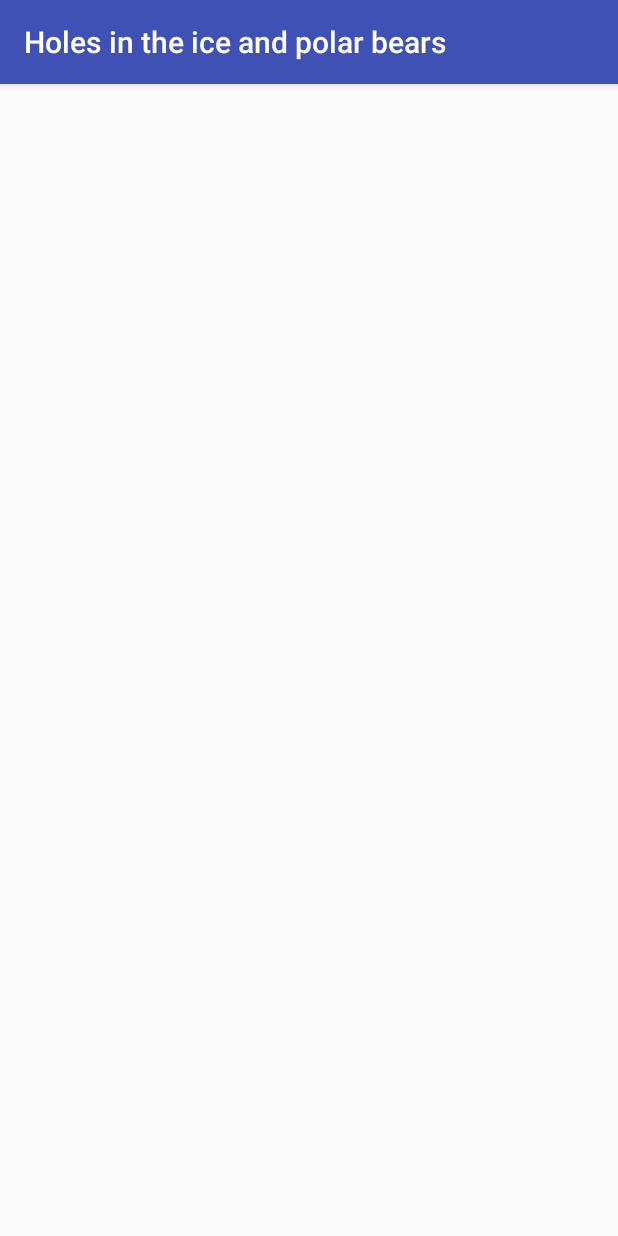
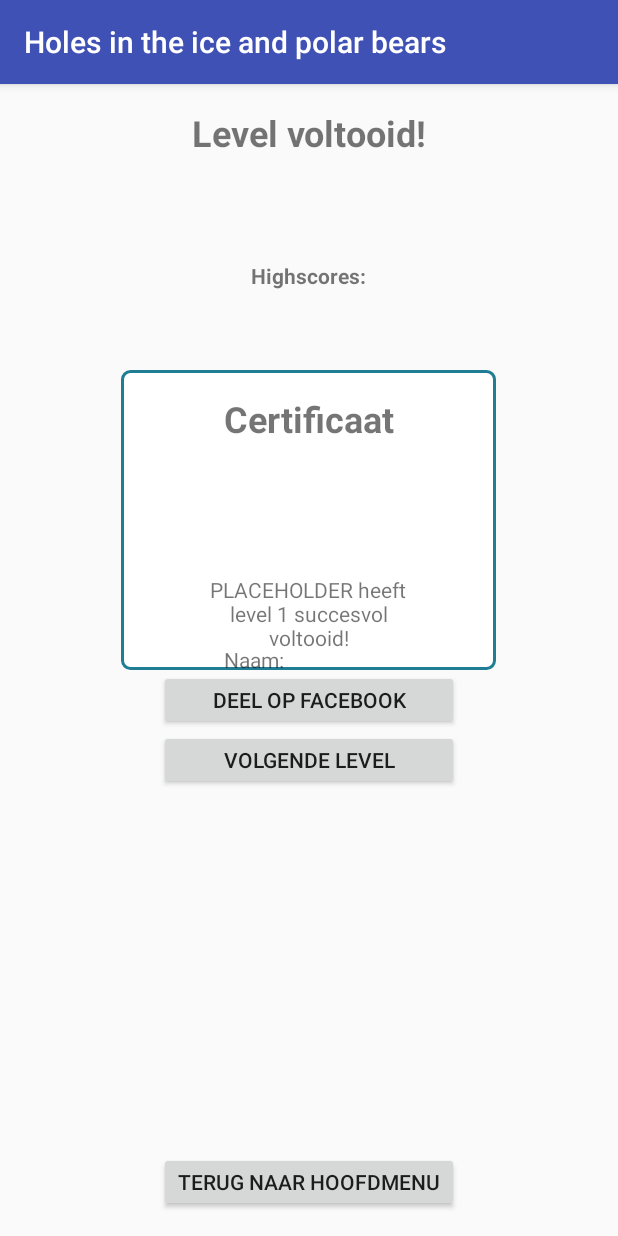
Before and after one commit to kelvincornelissens/WakkenEnIJsberenKTJ, an Android app: the LevelComplete screen opened directly, with no data from a screen before it, on a phone screen of 412 x 824 dp. Run offline under Robolectric (Android 15) with nearby library versions, the phone set to English and light mode, and no system bars.

Commit message:
Level complete pagina gemaakt

```diff
--- /dev/null
+++ b/WakkenEnIJsberenKTJ/app/src/main/res/drawable/rectangle.xml
@@ -0,0 +1,10 @@
+<?xml version="1.0" encoding="UTF-8"?>
+<shape xmlns:android="http://schemas.android.com/apk/res/android" android:id="@+id/listview_background_shape">
+    <stroke android:width="2dp" android:color="#ff207d94" />
+    <padding android:left="2dp"
+        android:top="2dp"
+        android:right="2dp"
+        android:bottom="2dp" />
+    <corners android:radius="5dp" />
+    <solid android:color="#ffffffff" />
+</shape>
--- a/WakkenEnIJsberenKTJ/app/src/main/res/layout/activity_level_complete.xml
+++ b/WakkenEnIJsberenKTJ/app/src/main/res/layout/activity_level_complete.xml
@@ -10,4 +10,123 @@
     android:paddingTop="@dimen/activity_vertical_margin"
     tools:context="com.kelvin.wakkenenijsberenktj.LevelComplete">
 
+    <TextView
+        android:text="Level voltooid!"
+        android:layout_width="wrap_content"
+        android:layout_height="wrap_content"
+        android:layout_alignParentTop="true"
+        android:layout_centerHorizontal="true"
+        android:id="@+id/textView3"
+        android:textStyle="normal|bold"
+        android:textSize="24sp" />
+
+    <TextView
+        android:text="Highscores:"
+        android:layout_width="wrap_content"
+        android:layout_height="wrap_content"
+        android:layout_below="@+id/textView3"
+        android:layout_centerHorizontal="true"
+        android:layout_marginTop="69dp"
+        android:id="@+id/textView7"
+        android:textStyle="normal|bold" />
+
+    <View
+        android:id="@+id/myRectangleView"
+        android:layout_width="250dp"
+        android:layout_height="200dp"
+        android:background="@drawable/rectangle"
+        android:layout_marginTop="53dp"
+        android:layout_below="@+id/textView7"
+        android:layout_centerHorizontal="true" />
+
+    <TextView
+        android:text="Certificaat"
+        android:layout_width="wrap_content"
+        android:layout_height="wrap_content"
+        android:layout_alignTop="@+id/myRectangleView"
+        android:layout_centerHorizontal="true"
+        android:layout_marginTop="16dp"
+        android:id="@+id/textView8"
+        android:textSize="24sp"
+        android:textStyle="normal|bold" />
+
+    <TextView
+        android:layout_width="wrap_content"
+        android:layout_height="wrap_content"
+        android:layout_below="@+id/textView7"
+        android:layout_alignRight="@+id/textView8"
+        android:layout_alignEnd="@+id/textView8"
+        android:layout_marginRight="26dp"
+        android:layout_marginEnd="26dp"
+        android:id="@+id/textTop1" />
+
+    <TextView
+        android:layout_width="wrap_content"
+        android:layout_height="wrap_content"
+        android:layout_below="@+id/textTop1"
+        android:layout_toLeftOf="@+id/textTop1"
+        android:layout_toStartOf="@+id/textTop1"
+        android:id="@+id/textTop2" />
+
+    <TextView
+        android:layout_width="wrap_content"
+        android:layout_height="wrap_content"
+        android:layout_above="@+id/textView8"
+        android:layout_toLeftOf="@+id/textTop2"
+        android:layout_toStartOf="@+id/textTop2"
+        android:id="@+id/textTop3" />
+
+    <TextView
+        android:text="Score:"
+        android:layout_width="wrap_content"
+        android:layout_height="wrap_content"
+        android:layout_below="@+id/textName"
+        android:layout_alignLeft="@+id/textName"
+        android:layout_alignStart="@+id/textName"
+        android:id="@+id/textScore" />
+
+    <TextView
+        android:text="PLACEHOLDER heeft level 1 succesvol voltooid!"
+        android:layout_width="150dp"
+        android:layout_height="50dp"
+        android:id="@+id/textSucces"
+        android:textAlignment="center"
+        android:layout_alignBottom="@+id/myRectangleView"
+        android:layout_centerHorizontal="true"
+        android:layout_marginBottom="13dp" />
+
+    <TextView
+        android:text="Naam:"
+        android:layout_width="wrap_content"
+        android:layout_height="wrap_content"
+        android:id="@+id/textName"
+        android:layout_centerVertical="true"
+        android:layout_alignLeft="@+id/textView8"
+        android:layout_alignStart="@+id/textView8" />
+
+    <Button
+        android:text="Volgende level"
+        android:layout_height="40dp"
+        android:id="@+id/nextlvlBtn"
+        android:layout_width="200dp"
+        android:layout_below="@+id/sharefbBtn"
+        android:layout_alignLeft="@+id/mainmenuBtn"
+        android:layout_alignStart="@+id/mainmenuBtn" />
+
+    <Button
+        android:text="Terug naar hoofdmenu"
+        android:layout_width="200dp"
+        android:layout_height="40dp"
+        android:id="@+id/mainmenuBtn"
+        android:layout_alignParentBottom="true"
+        android:layout_centerHorizontal="true" />
+
+    <Button
+        android:text="Deel op Facebook"
+        android:layout_width="200dp"
+        android:layout_height="40dp"
+        android:id="@+id/sharefbBtn"
+        android:layout_below="@+id/myRectangleView"
+        android:layout_alignLeft="@+id/nextlvlBtn"
+        android:layout_alignStart="@+id/nextlvlBtn" />
 </RelativeLayout>
```
